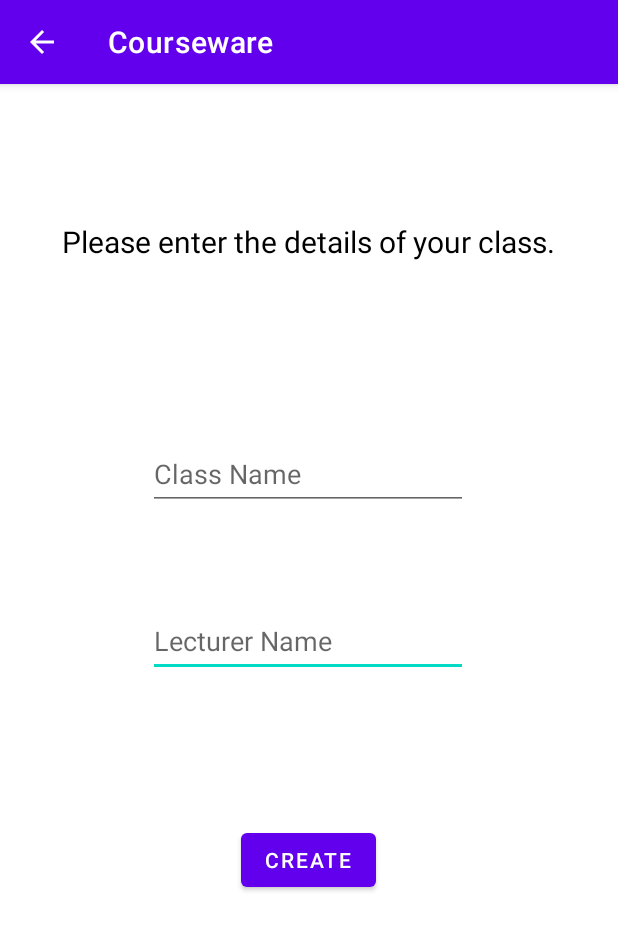
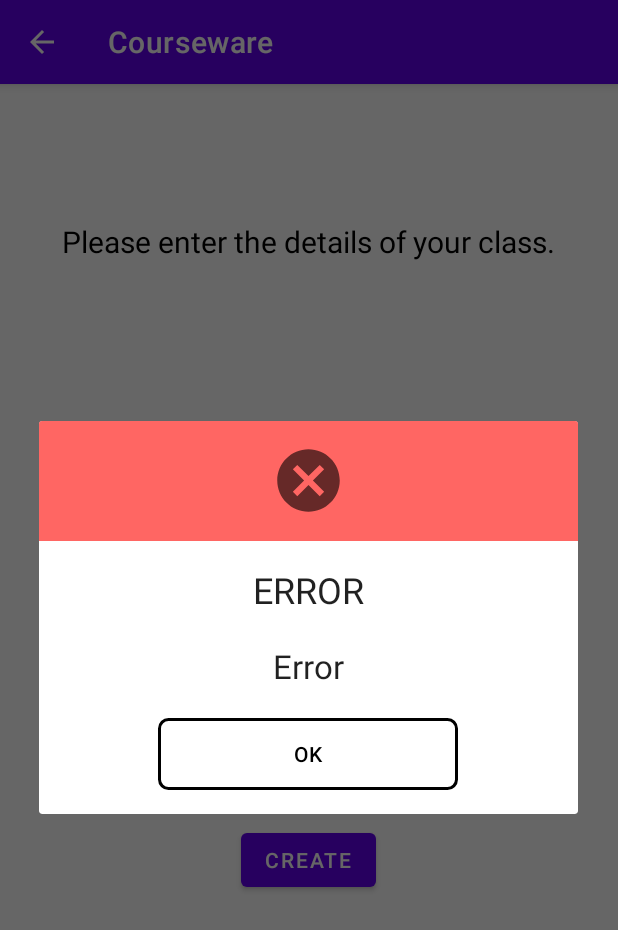
Before and after one commit to MohammadHejri/Mobile-Programming-HW1, an Android app: the ProfessorCreateClass screen opened directly, with no data from a screen before it, after a tap on "CREATE", on a phone screen of 412 x 824 dp. Shown: the top 930 px of the screen. Run offline under Robolectric (Android 15) with nearby library versions, the phone set to English and light mode, and no system bars.

Commit message:
error popup

```diff
--- a/app/src/main/AndroidManifest.xml
+++ b/app/src/main/AndroidManifest.xml
@@ -19,7 +19,7 @@
 
         <activity android:name=".StudentMainPage"
             android:label="@string/app_name"
-            android:exported="false">
+            android:exported="true">
         </activity>
 
         <activity
--- a/app/src/main/java/edu/sharif/courseware/ProfessorCreateClass.java
+++ b/app/src/main/java/edu/sharif/courseware/ProfessorCreateClass.java
@@ -1,6 +1,8 @@
 package edu.sharif.courseware;
 
+import androidx.appcompat.app.AlertDialog;
 import androidx.appcompat.app.AppCompatActivity;
+import androidx.appcompat.widget.AppCompatButton;
 
 import android.os.Bundle;
 import android.view.View;
@@ -12,6 +14,10 @@ public class ProfessorCreateClass extends AppCompatActivity {
     Button createClassBtn;
     TextView classNameText;
     TextView lecturerNameText;
+
+    //Error Dialog
+    AlertDialog.Builder builderDialog;
+    AlertDialog alertDialog;
 
     @Override
     protected void onCreate(Bundle savedInstanceState) {
@@ -26,7 +32,25 @@ public class ProfessorCreateClass extends AppCompatActivity {
             public void onClick(View view) {
                 String className = classNameText.getText().toString();
                 String lecturerName = lecturerNameText.getText().toString();
-                //TODO
+                showAlertDialog(R.layout.my_error_dialog);
+            }
+        });
+    }
+
+    private void showAlertDialog(int myLayout) {
+        builderDialog = new AlertDialog.Builder(this);
+        View layoutView = getLayoutInflater().inflate(myLayout,null);
+
+        AppCompatButton dialogButton = layoutView.findViewById(R.id.bottomOk);
+        builderDialog.setView(layoutView);
+        alertDialog = builderDialog.create();
+        alertDialog.show();
+
+        //Close the dialog
+        dialogButton.setOnClickListener(new View.OnClickListener() {
+            @Override
+            public void onClick(View view) {
+                alertDialog.dismiss();
             }
         });
     }
--- /dev/null
+++ b/app/src/main/res/drawable/button_background_error.xml
@@ -0,0 +1,15 @@
+<?xml version="1.0" encoding="utf-8"?>
+<selector xmlns:android="http://schemas.android.com/apk/res/android">
+
+    <item>
+        <shape>
+            <stroke android:width="2dp" android:color="@color/black"/>
+            <solid android:color="@android:color/transparent"/>
+
+            <corners android:bottomLeftRadius="6dp" android:bottomRightRadius="6dp"
+                android:topLeftRadius="6dp" android:topRightRadius="6dp"/>
+        </shape>
+
+    </item>
+
+</selector>
--- /dev/null
+++ b/app/src/main/res/drawable/ic_baseline_cancel_24.xml
@@ -0,0 +1,10 @@
+<vector xmlns:android="http://schemas.android.com/apk/res/android"
+    android:width="24dp"
+    android:height="24dp"
+    android:viewportWidth="24"
+    android:viewportHeight="24"
+    android:tint="?attr/colorControlNormal">
+  <path
+      android:fillColor="@android:color/white"
+      android:pathData="M12,2C6.47,2 2,6.47 2,12s4.47,10 10,10 10,-4.47 10,-10S17.53,2 12,2zM17,15.59L15.59,17 12,13.41 8.41,17 7,15.59 10.59,12 7,8.41 8.41,7 12,10.59 15.59,7 17,8.41 13.41,12 17,15.59z"/>
+</vector>
--- /dev/null
+++ b/app/src/main/res/layout/my_error_dialog.xml
@@ -0,0 +1,57 @@
+<?xml version="1.0" encoding="utf-8"?>
+<LinearLayout xmlns:android="http://schemas.android.com/apk/res/android"
+    android:layout_width="match_parent"
+    android:layout_height="match_parent"
+    android:orientation="vertical">
+    <RelativeLayout
+        android:layout_width="match_parent"
+        android:layout_height="80dp"
+        android:background="@color/errorPopup">
+
+        <ImageView
+            android:layout_width="50dp"
+            android:layout_height="50dp"
+            android:layout_centerInParent="true"
+            android:background="@drawable/ic_baseline_cancel_24" />
+
+    </RelativeLayout>
+
+    <LinearLayout
+        android:layout_width="match_parent"
+        android:layout_height="match_parent"
+        android:orientation="vertical"
+        android:padding="16dp">
+
+        <TextView
+            android:layout_width="match_parent"
+            android:layout_height="wrap_content"
+            android:text="ERROR"
+            android:textAlignment="center"
+            android:layout_gravity="center_horizontal"
+            android:textAppearance="@style/TextAppearance.AppCompat.Headline"/>
+
+        <TextView
+            android:layout_width="match_parent"
+            android:layout_height="wrap_content"
+            android:text="Error"
+            android:id="@+id/popUpErrorMessage"
+            android:textAlignment="center"
+            android:layout_marginTop="20dp"
+            android:layout_gravity="center"
+            android:textAppearance="@style/TextAppearance.AppCompat.Large"
+            android:gravity="center_horizontal" />
+
+        <androidx.appcompat.widget.AppCompatButton
+            android:layout_width="200dp"
+            android:layout_height="wrap_content"
+            android:layout_gravity="center"
+            android:layout_marginTop="20dp"
+            android:id="@+id/bottomOk"
+            android:text="OK"
+            android:background="@drawable/button_background_error"
+            android:textColor="@color/black"/>
+    </LinearLayout>
+
+
+
+</LinearLayout>
--- a/app/src/main/res/values/colors.xml
+++ b/app/src/main/res/values/colors.xml
@@ -8,4 +8,7 @@
     <color name="black">#FF000000</color>
     <color name="white">#FFFFFFFF</color>
     <color name="grey">#ACACAC</color>
+
+    <!-- Alert Dialog colors -->
+    <color name="errorPopup">#FF6663</color>
 </resources>
```
